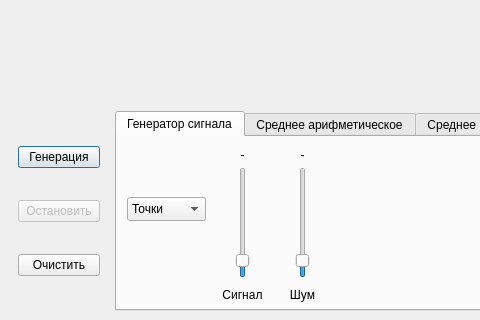
Above: filtsim/mainwindow.ui from cliffanet/filter before the change; both pictures show x 0 to 480 and y 180 to 500 of the 700 by 500 pixel window. Below: the same form after it.
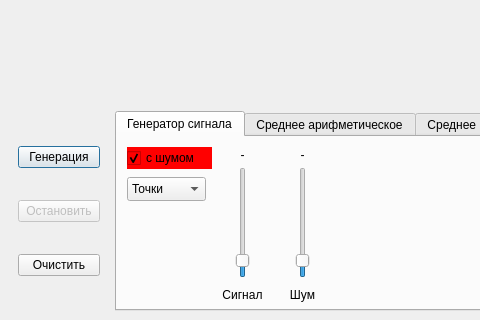
That is the form after the change. Custom widgets are drawn as their Qt base class.

Patch:
```diff
--- a/filtsim/mainwindow.ui
+++ b/filtsim/mainwindow.ui
@@ -214,21 +214,11 @@
             <enum>Qt::Vertical</enum>
            </property>
           </widget>
-          <widget class="QWidget" name="wColSig" native="true">
-           <property name="geometry">
-            <rect>
-             <x>10</x>
-             <y>20</y>
-             <width>71</width>
-             <height>31</height>
-            </rect>
-           </property>
-          </widget>
           <widget class="QComboBox" name="cmbSigType">
            <property name="geometry">
             <rect>
              <x>10</x>
-             <y>60</y>
+             <y>40</y>
              <width>79</width>
              <height>24</height>
             </rect>
@@ -244,6 +234,25 @@
             </property>
            </item>
           </widget>
+          <widget class="QCheckBox" name="cbSigVisible">
+           <property name="geometry">
+            <rect>
+             <x>10</x>
+             <y>10</y>
+             <width>85</width>
+             <height>22</height>
+            </rect>
+           </property>
+           <property name="styleSheet">
+            <string notr="true">background-color: red;</string>
+           </property>
+           <property name="text">
+            <string>с шумом</string>
+           </property>
+           <property name="checked">
+            <bool>true</bool>
+           </property>
+          </widget>
          </widget>
          <widget class="QWidget" name="tabAverage">
           <attribute name="title">
```
Left out of the diff: 62 changed lines with no effect on the pictures.
